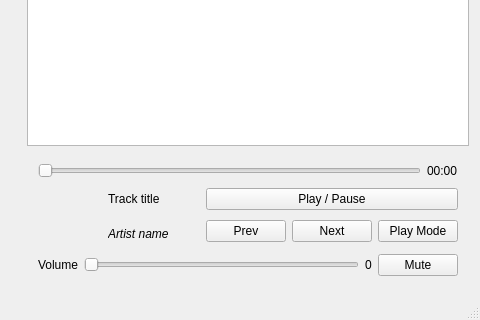
First picture: the form in desktop/src/mainwindow.ui, repository mkiol/Jupii, before the edit; both pictures show x 320 to 800 and y 280 to 600 of the 800 by 600 pixel window.
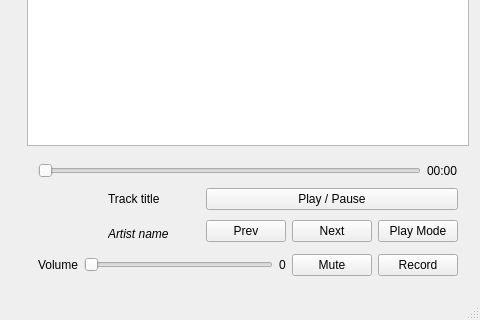
Second picture: the form after the edit. Icons and pictures are not drawn.

```diff
--- a/desktop/src/mainwindow.ui
+++ b/desktop/src/mainwindow.ui
@@ -260,6 +260,16 @@
               </property>
              </widget>
             </item>
+            <item>
+             <widget class="QPushButton" name="recButton">
+              <property name="text">
+               <string>Record</string>
+              </property>
+              <property name="checkable">
+               <bool>true</bool>
+              </property>
+             </widget>
+            </item>
            </layout>
           </item>
          </layout>
```
